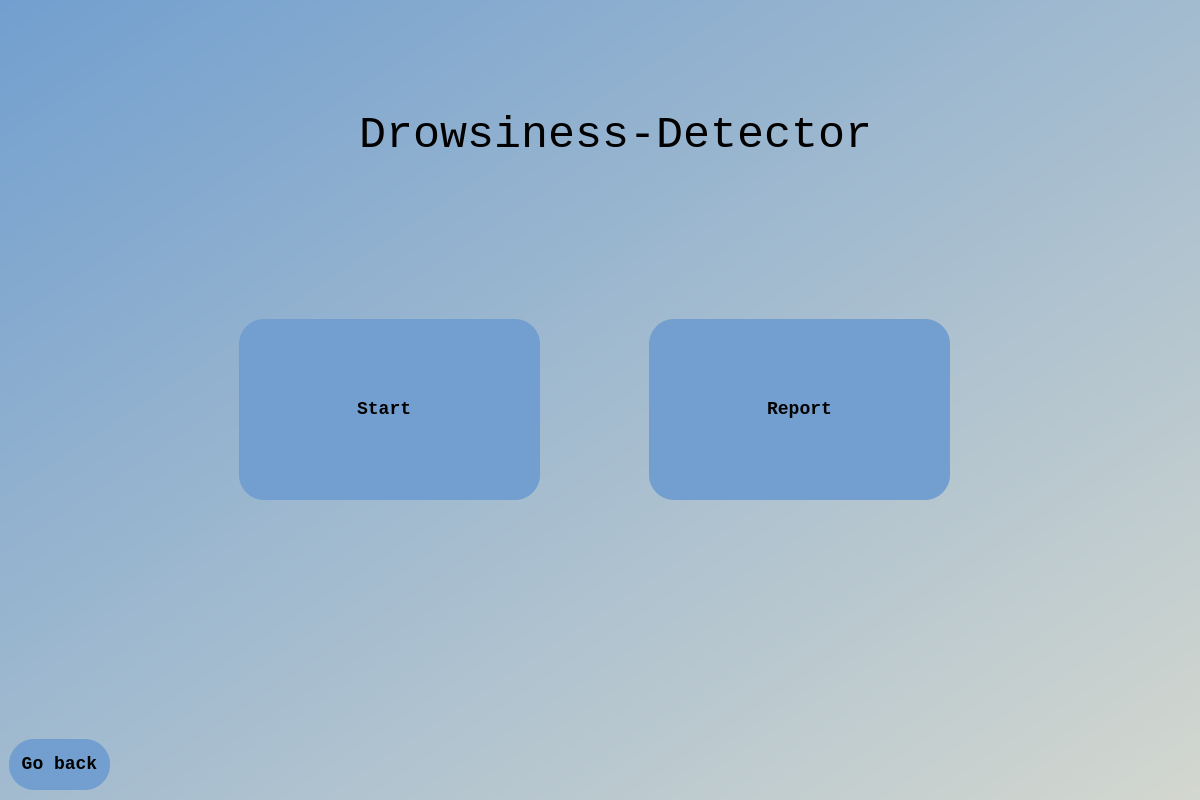
Old version of the form facedetection/facedetection/gui/mainWindow.ui in the repository Data-Assassins/Drowsiness-Detector-Project.
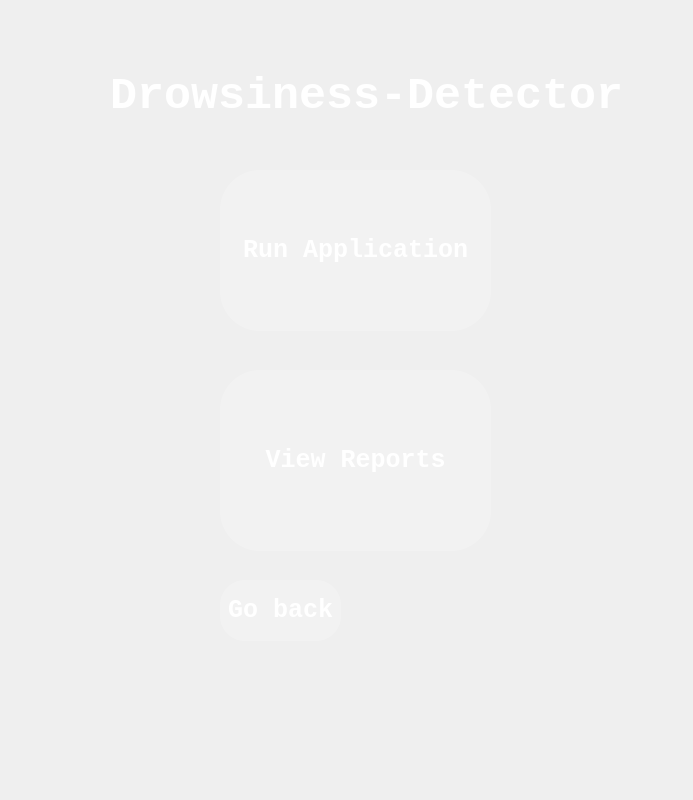
New version of the form.

Diff of the .ui file:
```diff
--- a/facedetection/facedetection/gui/mainWindow.ui
+++ b/facedetection/facedetection/gui/mainWindow.ui
@@ -6,58 +6,47 @@
    <rect>
     <x>0</x>
     <y>0</y>
-    <width>1200</width>
+    <width>693</width>
     <height>800</height>
    </rect>
   </property>
   <property name="windowTitle">
    <string>mainWindow</string>
   </property>
-  <widget class="QWidget" name="bgwidget" native="true">
+  <widget class="QLabel" name="label">
    <property name="geometry">
     <rect>
-     <x>-1</x>
-     <y>-1</y>
-     <width>1201</width>
+     <x>0</x>
+     <y>0</y>
+     <width>691</width>
      <height>801</height>
     </rect>
    </property>
-   <property name="styleSheet">
-    <string notr="true">QWidget#bgwidget{
-background-color:qlineargradient(spread:pad, x1:0, y1:0, x2:1, y2:1, stop:0 rgba(114, 159, 207, 255), stop:1 rgba(211, 215, 207, 255));}</string>
-   </property>
-   <widget class="QPushButton" name="start">
-    <property name="geometry">
-     <rect>
-      <x>240</x>
-      <y>320</y>
-      <width>301</width>
-      <height>181</height>
-     </rect>
-    </property>
-    <property name="font">
-     <font>
-      <family>Monospace</family>
-      <pointsize>-1</pointsize>
-      <weight>75</weight>
-      <bold>true</bold>
-     </font>
-    </property>
-    <property name="styleSheet">
-     <string notr="true">background-color: rgb(114, 159, 207);
- border-radius: 25px;
-font-size:18px;
-font-weight: bold;</string>
-    </property>
     <property name="text">
-     <string>Start </string>
+    <string/>
     </property>
    </widget>
    <widget class="QLabel" name="label_2">
     <property name="geometry">
      <rect>
-      <x>360</x>
-      <y>90</y>
+     <x>50</x>
+     <y>50</y>
+     <width>601</width>
+     <height>661</height>
+    </rect>
+   </property>
+   <property name="styleSheet">
+    <string notr="true">background-color: rgba(0, 0, 0,0);</string>
+   </property>
+   <property name="text">
+    <string/>
+   </property>
+  </widget>
+  <widget class="QLabel" name="label_3">
+   <property name="geometry">
+    <rect>
+     <x>110</x>
+     <y>50</y>
       <width>541</width>
       <height>91</height>
      </rect>
@@ -66,23 +55,82 @@
      <font>
       <family>Monospace</family>
       <pointsize>-1</pointsize>
+     <weight>75</weight>
+     <bold>true</bold>
      </font>
     </property>
     <property name="styleSheet">
      <string notr="true">font-size:45px;
-</string>
+color:rgb(255,255,255);
+font-wight:bold;</string>
     </property>
     <property name="text">
      <string>Drowsiness-Detector</string>
     </property>
    </widget>
+  <widget class="QPushButton" name="start">
+   <property name="geometry">
+    <rect>
+     <x>220</x>
+     <y>170</y>
+     <width>271</width>
+     <height>161</height>
+    </rect>
+   </property>
+   <property name="font">
+    <font>
+     <family>Monospace</family>
+     <pointsize>-1</pointsize>
+     <weight>75</weight>
+     <bold>true</bold>
+    </font>
+   </property>
+   <property name="styleSheet">
+    <string notr="true">background-color: rgba(255,255,255,0.2);
+border-radius: 40px;
+font-size:25px;
+font-weight: bold;
+color: rgb(255, 255, 255);</string>
+   </property>
+   <property name="text">
+    <string>Run Application</string>
+   </property>
+  </widget>
+  <widget class="QPushButton" name="report">
+   <property name="geometry">
+    <rect>
+     <x>220</x>
+     <y>370</y>
+     <width>271</width>
+     <height>181</height>
+    </rect>
+   </property>
+   <property name="font">
+    <font>
+     <family>Monospace</family>
+     <pointsize>-1</pointsize>
+     <weight>75</weight>
+     <bold>true</bold>
+    </font>
+   </property>
+   <property name="styleSheet">
+    <string notr="true">background-color: rgba(255,255,255,0.2);
+border-radius: 40px;
+font-size:25px;
+font-weight: bold;
+color: rgb(255, 255, 255);</string>
+   </property>
+   <property name="text">
+    <string>View Reports</string>
+   </property>
+  </widget>
    <widget class="QPushButton" name="backbutton">
     <property name="geometry">
      <rect>
-      <x>10</x>
-      <y>740</y>
-      <width>101</width>
-      <height>51</height>
+     <x>220</x>
+     <y>580</y>
+     <width>121</width>
+     <height>61</height>
      </rect>
     </property>
     <property name="font">
@@ -94,42 +142,15 @@
      </font>
     </property>
     <property name="styleSheet">
-     <string notr="true">background-color: rgb(114, 159, 207);
- border-radius: 25px;
-font-size:18px;
-font-weight: bold;</string>
+    <string notr="true">border-radius: 25px;
+background-color: rgba(255,255,255,0.2);
+font-size:25px;
+font-weight: bold;
+color: rgb(255, 255, 255);</string>
     </property>
     <property name="text">
      <string>Go back</string>
     </property>
-   </widget>
-   <widget class="QPushButton" name="report">
-    <property name="geometry">
-     <rect>
-      <x>650</x>
-      <y>320</y>
-      <width>301</width>
-      <height>181</height>
-     </rect>
-    </property>
-    <property name="font">
-     <font>
-      <family>Monospace</family>
-      <pointsize>-1</pointsize>
-      <weight>75</weight>
-      <bold>true</bold>
-     </font>
-    </property>
-    <property name="styleSheet">
-     <string notr="true">background-color: rgb(114, 159, 207);
- border-radius: 25px;
-font-size:18px;
-font-weight: bold;</string>
-    </property>
-    <property name="text">
-     <string>Report</string>
-    </property>
-   </widget>
   </widget>
  </widget>
  <resources/>
```
Lines whose indentation alone changed are shown as unchanged.
